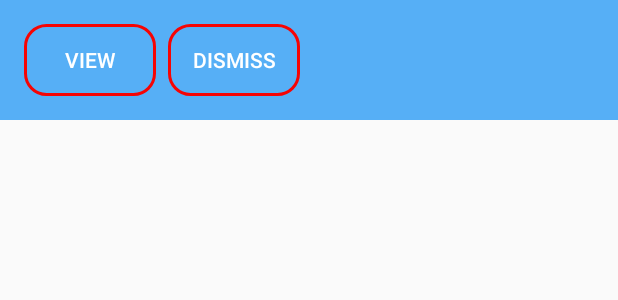
After one commit to zeeshantaj/Movies_Booking_App, an Android app: the layout custom_snake_bar.xml on its own in the app's theme, with its tools: preview values and no code run, on a phone screen of 412 x 824 dp. The commit adds this screen. Shown: the top 300 px of the screen. Run offline under Robolectric (Android 15) with nearby library versions, the phone set to English and light mode, and no system bars; Roboto replaces fonts that are not available here.

Commit message:
third1 commit

```diff
--- a/app/build.gradle
+++ b/app/build.gradle
@@ -52,6 +52,7 @@ dependencies {
     implementation 'com.hbb20:ccp:2.6.0'
     implementation 'com.googlecode.libphonenumber:libphonenumber:8.12.35' // Or use the latest version available
 
+    implementation 'com.google.android.material:material:1.4.0' // Use the latest version
 
 
 }
--- a/app/src/main/java/com/example/movie_booking_application/Login/Setup_Profile_Fragment.java
+++ b/app/src/main/java/com/example/movie_booking_application/Login/Setup_Profile_Fragment.java
@@ -110,6 +110,7 @@ public class Setup_Profile_Fragment extends Fragment {
                                     Intent intent = new Intent(getActivity(),MainActivity.class);
                                     intent.putExtra("personName",name);
                                     intent.putExtra("imageUrl",image);
+                                    startActivity(intent);
                                     getActivity().finish();
                                 }
                             }).addOnFailureListener(new OnFailureListener() {
--- a/app/src/main/res/layout/activity_booking.xml
+++ b/app/src/main/res/layout/activity_booking.xml
@@ -4,7 +4,8 @@
     xmlns:tools="http://schemas.android.com/tools"
     android:layout_width="match_parent"
     android:layout_height="match_parent"
-    tools:context=".Activity.Booking_Activity">
+    tools:context=".Activity.Booking_Activity"
+    android:id="@+id/constraintContainer">
 
 
     <ScrollView
--- /dev/null
+++ b/app/src/main/res/layout/custom_snake_bar.xml
@@ -0,0 +1,26 @@
+<?xml version="1.0" encoding="utf-8"?>
+<LinearLayout xmlns:android="http://schemas.android.com/apk/res/android"
+    android:layout_width="match_parent"
+    android:layout_height="wrap_content"
+    android:orientation="horizontal"
+    android:padding="16dp"
+    android:background="@color/lightBlue">
+
+    <Button
+        android:id="@+id/btnView"
+        android:layout_width="wrap_content"
+        android:layout_height="wrap_content"
+        android:text="View"
+        android:layout_marginEnd="8dp"
+        android:background="@drawable/btn_bg"
+        android:textColor="@android:color/white"/>
+
+    <Button
+        android:id="@+id/btnDismiss"
+        android:layout_width="wrap_content"
+        android:layout_height="wrap_content"
+        android:text="Dismiss"
+        android:background="@drawable/btn_bg"
+        android:textColor="@android:color/white"/>
+
+</LinearLayout>
```
Also changed, not shown: app/src/main/java/com/example/movie_booking_application/Activity/Booking_Activity.java (+40 -0 lines), app/src/main/java/com/example/movie_booking_application/Activity/Profile_Activity.java (+6 -6 lines).
